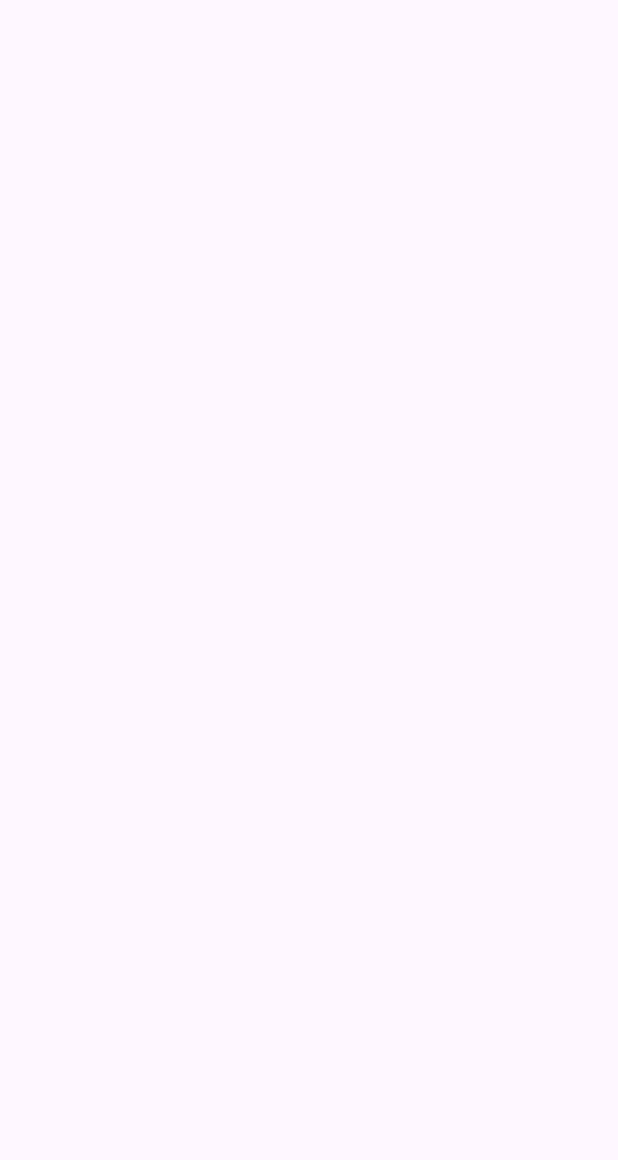
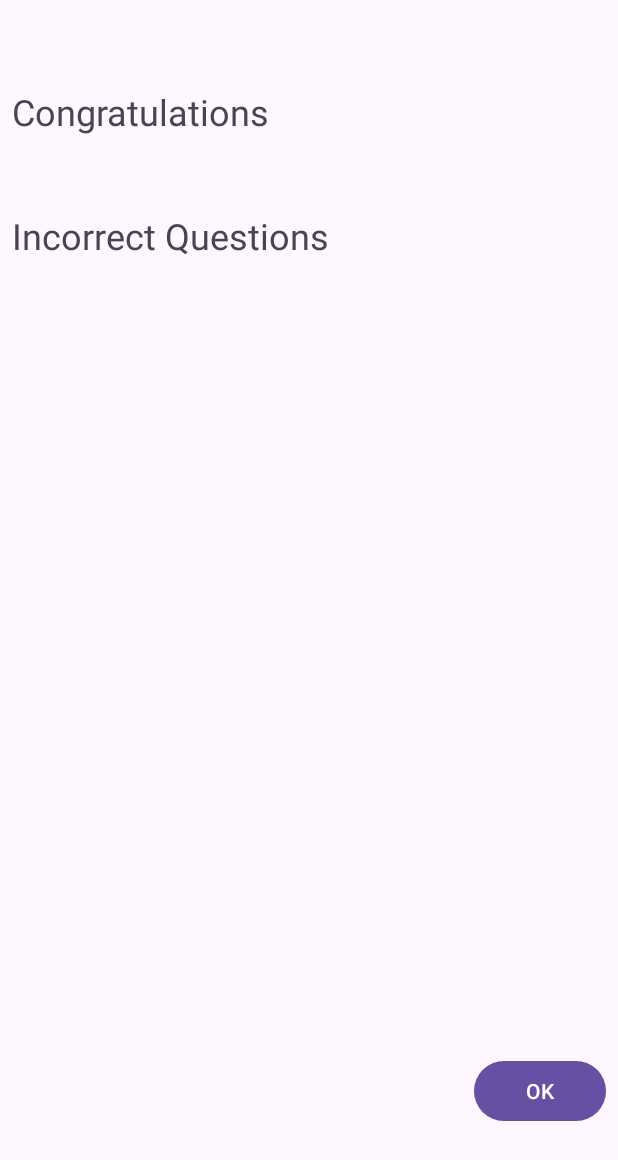
Before and after one commit to tomoya-hiraiwa/ssmad_mo_pm_1, an Android app: the ResActivity screen opened directly, with no data from a screen before it, on a phone screen of 412 x 824 dp. Before the commit the part shown is empty. Shown: the top 1160 px of the screen. Run offline under Robolectric (Android 15) with nearby library versions, the phone set to English and light mode, and no system bars.

Commit message:
create all

```diff
--- /dev/null
+++ b/ssmad_MO_pm_sample1/app/src/main/java/edu/wsc2022/a01/ssmad_mo_pm_sample1/ImageListAdapter.kt
@@ -0,0 +1,29 @@
+package edu.wsc2022.a01.ssmad_mo_pm_sample1
+
+import android.content.Context
+import android.view.LayoutInflater
+import android.view.ViewGroup
+import androidx.recyclerview.widget.RecyclerView
+import edu.wsc2022.a01.ssmad_mo_pm_sample1.databinding.ImageListItemBinding
+
+class ImageListAdapter(private val dataList: MutableList<Boolean>,private val context: Context):RecyclerView.Adapter<ImageListAdapter.ImageListViewHolder>() {
+    inner class ImageListViewHolder(private val binding: ImageListItemBinding): RecyclerView.ViewHolder(binding.root){
+        fun bindData(data: Boolean){
+            val image = if (data) context.resources.getDrawable(R.drawable.star,context.theme) else context.resources.getDrawable(R.drawable.star2,context.theme)
+            binding.ilImage.setImageDrawable(image)
+        }
+    }
+
+    override fun onCreateViewHolder(parent: ViewGroup, viewType: Int): ImageListViewHolder {
+        return ImageListViewHolder(ImageListItemBinding.inflate(LayoutInflater.from(parent.context),parent,false))
+    }
+
+    override fun getItemCount(): Int {
+        return dataList.size
+    }
+
+    override fun onBindViewHolder(holder: ImageListViewHolder, position: Int) {
+        val data = dataList[position]
+        holder.bindData(data)
+    }
+}
--- a/ssmad_MO_pm_sample1/app/src/main/java/edu/wsc2022/a01/ssmad_mo_pm_sample1/ResActivity.kt
+++ b/ssmad_MO_pm_sample1/app/src/main/java/edu/wsc2022/a01/ssmad_mo_pm_sample1/ResActivity.kt
@@ -1,11 +1,31 @@
 package edu.wsc2022.a01.ssmad_mo_pm_sample1
 
+import android.content.Intent
 import androidx.appcompat.app.AppCompatActivity
 import android.os.Bundle
+import androidx.recyclerview.widget.LinearLayoutManager
+import edu.wsc2022.a01.ssmad_mo_pm_sample1.databinding.ActivityResBinding
 
 class ResActivity : AppCompatActivity() {
+    private lateinit var binding: ActivityResBinding
     override fun onCreate(savedInstanceState: Bundle?) {
         super.onCreate(savedInstanceState)
-        setContentView(R.layout.activity_res)
+        binding = ActivityResBinding.inflate(layoutInflater)
+        setContentView(binding.root)
+        val imageList = binding.resImageList
+        val uncorrectList = binding.uncorrectList
+        imageList.layoutManager = LinearLayoutManager(this,).apply { orientation = LinearLayoutManager.HORIZONTAL }
+        uncorrectList.layoutManager = LinearLayoutManager(this)
+        val imageAdapter = ImageListAdapter(Practice.correctList,this)
+        imageList.adapter = imageAdapter
+
+        val unCorrectAdapter = UnCorrectListAdapter(Practice.unCorrectList)
+        uncorrectList.adapter = unCorrectAdapter
+
+        binding.resOkbt.setOnClickListener {
+            startActivity(Intent(this,MainActivity::class.java))
+        }
+
+
     }
 }
--- /dev/null
+++ b/ssmad_MO_pm_sample1/app/src/main/res/drawable/baseline_check_24.xml
@@ -0,0 +1,5 @@
+<vector android:height="24dp" android:tint="#00FF00"
+    android:viewportHeight="24" android:viewportWidth="24"
+    android:width="24dp" xmlns:android="http://schemas.android.com/apk/res/android">
+    <path android:fillColor="@android:color/white" android:pathData="M9,16.17L4.83,12l-1.42,1.41L9,19 21,7l-1.41,-1.41z"/>
+</vector>
--- /dev/null
+++ b/ssmad_MO_pm_sample1/app/src/main/res/drawable/baseline_close_24.xml
@@ -0,0 +1,5 @@
+<vector android:height="24dp" android:tint="#FF0000"
+    android:viewportHeight="24" android:viewportWidth="24"
+    android:width="24dp" xmlns:android="http://schemas.android.com/apk/res/android">
+    <path android:fillColor="@android:color/white" android:pathData="M19,6.41L17.59,5 12,10.59 6.41,5 5,6.41 10.59,12 5,17.59 6.41,19 12,13.41 17.59,19 19,17.59 13.41,12z"/>
+</vector>
--- a/ssmad_MO_pm_sample1/app/src/main/res/layout/activity_res.xml
+++ b/ssmad_MO_pm_sample1/app/src/main/res/layout/activity_res.xml
@@ -5,6 +5,39 @@
     android:layout_width="match_parent"
     android:layout_height="match_parent"
     android:orientation="vertical"
+    android:padding="8dp"
     tools:context=".ResActivity">
 
+    <TextView
+        android:textSize="24sp"
+        android:layout_marginTop="50dp"
+        android:layout_width="match_parent"
+        android:layout_height="wrap_content"
+        android:text="Congratulations" />
+
+    <androidx.recyclerview.widget.RecyclerView
+        android:layout_marginTop="10dp"
+        android:id="@+id/res_imageList"
+        android:layout_width="match_parent"
+        android:layout_height="wrap_content" />
+
+    <TextView
+        android:layout_marginTop="40dp"
+        android:textSize="24sp"
+        android:layout_width="match_parent"
+        android:layout_height="wrap_content"
+        android:text="Incorrect Questions" />
+
+    <androidx.recyclerview.widget.RecyclerView
+        android:layout_marginTop="10dp"
+        android:id="@+id/uncorrectList"
+        android:layout_width="match_parent"
+        android:layout_height="500dp" />
+    <Button
+        android:id="@+id/res_okbt"
+        android:layout_marginTop="20dp"
+        android:text="OK"
+        android:layout_gravity="end"
+        android:layout_width="wrap_content"
+        android:layout_height="wrap_content"/>
 </LinearLayout>
--- a/ssmad_MO_pm_sample1/app/src/main/res/values/colors.xml
+++ b/ssmad_MO_pm_sample1/app/src/main/res/values/colors.xml
@@ -6,4 +6,5 @@
     <color name="green">#69DB7c</color>
     <color name="yellow">#FEEB98</color>
     <color name="purple">#B39DDB</color>
+    <color name="red">#FF0000</color>
 </resources>
```
Also changed, not shown: ssmad_MO_pm_sample1/app/src/main/java/edu/wsc2022/a01/ssmad_mo_pm_sample1/QuizActivity.kt (+7 -3 lines), ssmad_MO_pm_sample1/app/src/main/java/edu/wsc2022/a01/ssmad_mo_pm_sample1/UnCorrectListAdapter.kt (added, +29 -0 lines), ssmad_MO_pm_sample1/app/src/main/res/layout/image_list_item.xml (added, +13 -0 lines), ssmad_MO_pm_sample1/app/src/main/res/layout/uncorrect_list_item.xml (added, +56 -0 lines), ssmad_MO_pm_sample1/app/src/main/res/drawable/star.png (added), ssmad_MO_pm_sample1/app/src/main/res/drawable/star2.png (added).
